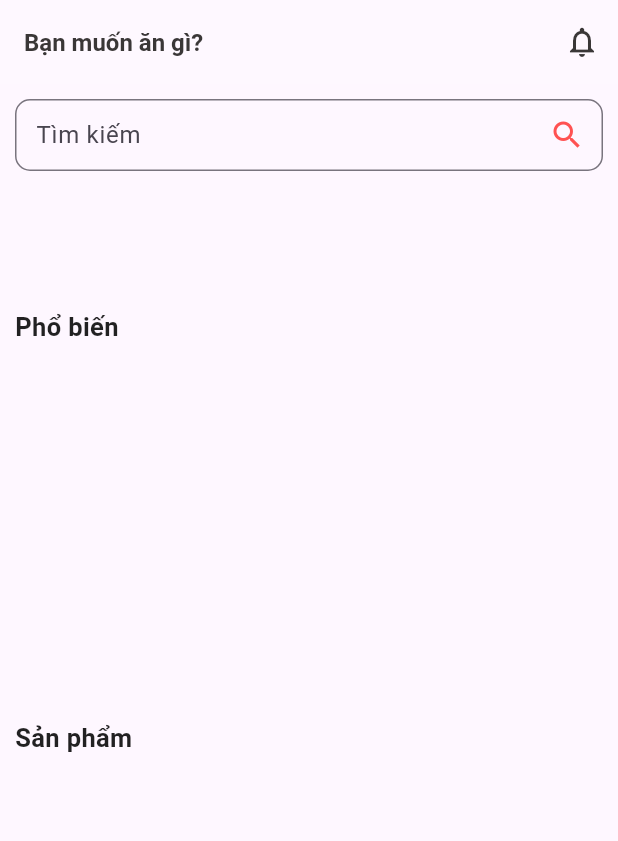
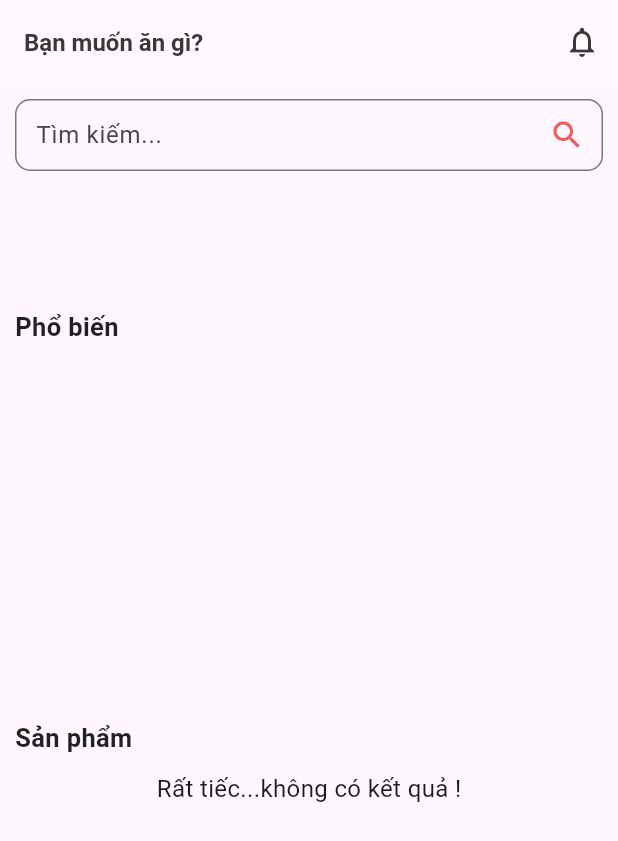
Before and after one commit to AnhQuan30052003/chuonchuonkim, a Flutter app: the PageHomeClient screen opened directly, on a phone screen of 412 x 824 dp. Shown: the top 841 px of the screen. Run offline on Flutter 3.47's test engine with Material 3 defaults, Android fonts, the phone set to English and light mode, and no system bars; our stand-ins replace cloud_firestore, firebase_core, firebase_storage, flutter_slidable, get, image_picker; accounts and stored records are empty.

Commit message:
cập nhật

```diff
--- a/SanPhamAndroid/lib/helper/widgetClient.dart
+++ b/SanPhamAndroid/lib/helper/widgetClient.dart
@@ -2,6 +2,7 @@ import 'dart:math';
 import 'package:flutter/material.dart';
 import 'package:get/get.dart';
 import '../controllers/chuonChuonKimController.dart';
+import '../database/models/Product.dart';
 import 'widget.dart';
 import '../pages/client/pageDetails.dart';
 import '../pages/client/pageProductSearch.dart';
@@ -26,9 +27,18 @@ PreferredSizeWidget buildAppBar({required String info}) {
   );
 }
 
-Widget buildSearch({required BuildContext context, required String search}) {
+Widget buildSearch({required BuildContext context}) {
   TextEditingController c = TextEditingController();
-  c.text = search;
+
+  void startSearch() {
+    String textSearch = c.text;
+    c.clear;
+    ChuonChuonKimController.instance.showProductSearch(search: textSearch);
+    Navigator.push(
+      context,
+      MaterialPageRoute(builder: (context) => PageProductSearch(search: textSearch))
+    );
+  }
 
   return SizedBox(
     height: 50,
@@ -45,28 +55,34 @@ Widget buildSearch({required BuildContext context, required String search}) {
             color: Colors.redAccent,
           ),
           onTap: () {
-            ChuonChuonKimController.instance.showProductSearch(search: c.text);
-            Navigator.push(
-              context,
-              MaterialPageRoute(builder: (context) => PageProductSearch(search: c.text))
-            );
+            startSearch();
           },
         ),
-        hintText: "Tìm kiếm",
+        hintText: "Tìm kiếm...",
       ),
+      onSubmitted: (value) {
+        startSearch();
+      },
     ),
   );
 }
 
-Widget buildGridViewProducts() {
-  var controller = ChuonChuonKimController.instance;
+Widget buildGridViewProducts({required List<Product> list}) {
+  if (list.isEmpty) {
+    return const Column(
+      children: [
+        Text("Rất tiếc...không có kết quả !", style: TextStyle(fontSize: 16)),
+      ],
+    );
+  }
+
   return GridView.extent(
     maxCrossAxisExtent: 250,
     crossAxisSpacing: 10,
     mainAxisSpacing: 10,
     shrinkWrap: true,
     physics: const NeverScrollableScrollPhysics(),
-    children: controller.listProdutsGridView.map(
+    children: list.map(
       (product) {
         return GestureDetector(
           onTap: () {
@@ -120,11 +136,7 @@ Widget buildInstruction({required String text}) {
     children: [
       Text(
         text,
-        style: const TextStyle(
-          color: Colors.black87,
-          fontSize: 17,
-          fontWeight: FontWeight.bold,
-        ),
+        style: const TextStyle(color: Colors.black87, fontSize: 17, fontWeight: FontWeight.bold),
       ),
     ],
   );
--- a/SanPhamAndroid/lib/pages/client/pageHomeClient.dart
+++ b/SanPhamAndroid/lib/pages/client/pageHomeClient.dart
@@ -173,7 +173,7 @@ class PageHomeClient extends StatelessWidget {
               child: Column(
                 children: [
                   // * search
-                  buildSearch(context: context, search: ""),
+                  buildSearch(context: context),
 
                   // * filter
                   space(0, 10),
@@ -197,7 +197,7 @@ class PageHomeClient extends StatelessWidget {
                     init: ChuonChuonKimController.instance,
                     id: "gridview_products",
                     builder: (controller) {
-                      return buildGridViewProducts();
+                      return buildGridViewProducts(list: controller.listProduct);
                     }
                   )
                 ]
```
Also changed, not shown: SanPhamAndroid/lib/pages/client/pageProductSearch.dart (+4 -3 lines).
